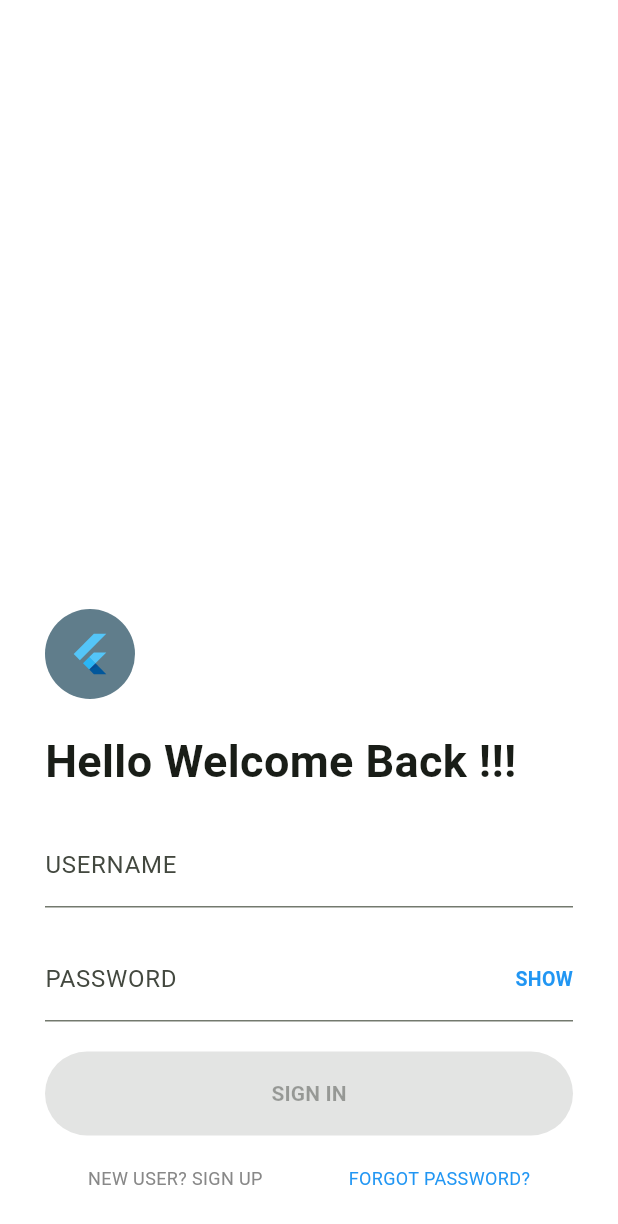
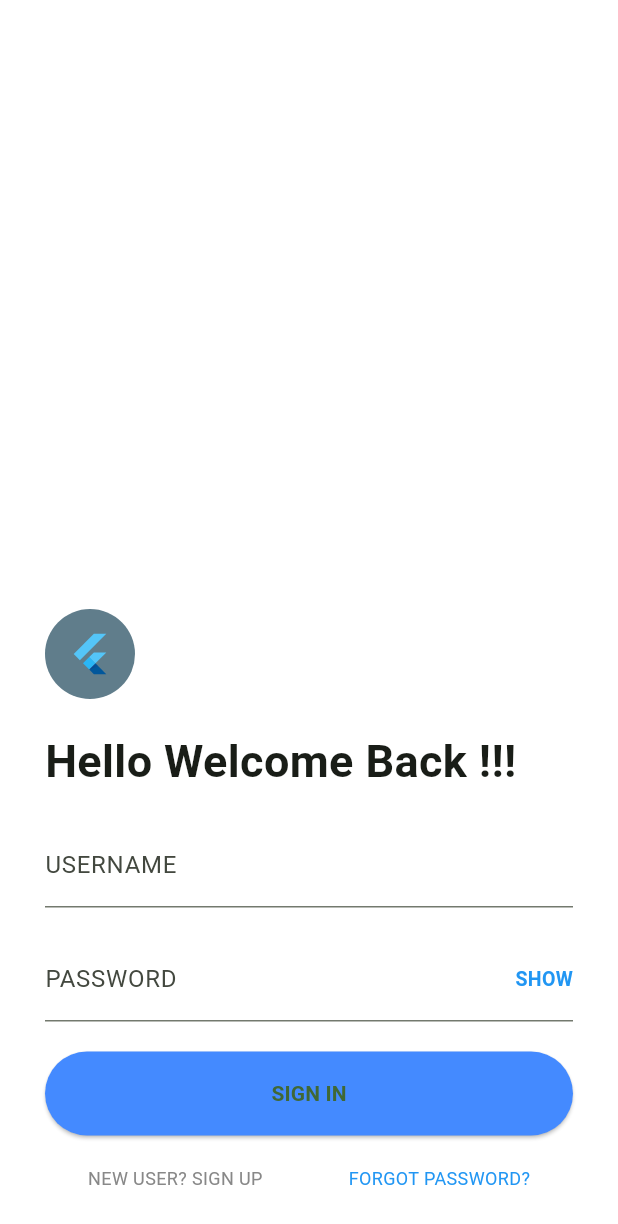
Before and after one commit to conanWinner/Flutter_conanWinner, a Flutter app: the screen it shows after launch, on a phone screen of 412 x 824 dp. Shown: the top 1224 px of the screen. Run offline on Flutter 3.47's test engine with Material 3 defaults, Android fonts, the phone set to English and light mode, and no system bars.

Commit message:
feat: Update validate username & password

```diff
--- a/lib/main.dart
+++ b/lib/main.dart
@@ -1,4 +1,5 @@
 import 'package:flutter/material.dart';
+import 'package:flutter_w1/home.dart';
 
 void main() {
   runApp(const MyApp());
@@ -8,7 +9,6 @@ class MyApp extends StatelessWidget {
 
   const MyApp({super.key});
 
-  // This widget is the root of your application.
   @override
   Widget build(BuildContext context) {
     return MaterialApp(
@@ -33,6 +33,12 @@ class MyHomePage extends StatefulWidget {
 
 class _MyHomePageState extends State<MyHomePage> {
   bool _showPass = false;
+  TextEditingController _usernameController = new TextEditingController();
+  TextEditingController _passwordController = new TextEditingController();
+  String _usernameErrorr = "Username at least 3 characters";
+  String _passwordErrorr = "Password at least 6 characters";
+  bool _userInvalid = false;
+  bool _passInvalid = false;
 
   @override
   Widget build(BuildContext context) {
@@ -59,13 +65,15 @@ class _MyHomePageState extends State<MyHomePage> {
               "Hello Welcome Back !!!", style: TextStyle(fontSize: 30, fontWeight: FontWeight.bold), textAlign: TextAlign.left
             ),
             TextField(
-              decoration: InputDecoration(labelText: "USERNAME"),
+              controller: _usernameController,
+              decoration: InputDecoration(labelText: "USERNAME", errorText: _userInvalid ? _usernameErrorr: null),
             ),
             Stack(
               alignment: AlignmentDirectional.centerEnd,
               children: [
                 TextField(
-                  decoration: InputDecoration(labelText: "PASSWORD"),
+                  controller: _passwordController,
+                  decoration: InputDecoration(labelText: "PASSWORD", errorText: _passInvalid ? _passwordErrorr: null),
                   obscureText: !_showPass,
                 ),
                 GestureDetector(
@@ -76,7 +84,7 @@ class _MyHomePageState extends State<MyHomePage> {
             SizedBox(
               height: 56,
               width: double.infinity,
-              child: ElevatedButton(style: ElevatedButton.styleFrom(backgroundColor: Colors.blueAccent), onPressed: null, child: Text("SIGN IN", style: TextStyle(fontWeight: FontWeight.bold)),),
+              child: ElevatedButton(style: ElevatedButton.styleFrom(backgroundColor: Colors.blueAccent), onPressed: buttonSignin, child: Text("SIGN IN", style: TextStyle(fontWeight: FontWeight.bold)),),
             ),
               Row(
                 mainAxisAlignment: MainAxisAlignment.spaceAround,
@@ -96,4 +104,18 @@ class _MyHomePageState extends State<MyHomePage> {
       _showPass = !_showPass;
     });
   }
+
+  void buttonSignin() {
+    setState(() {
+      if (_usernameController.text.length < 3) _userInvalid = true;
+      else _userInvalid = false;
+      if (_passwordController.text.length < 6) _passInvalid = true;
+      else _passInvalid = false;
+
+      if (!_userInvalid && !_passInvalid) {
+        Navigator.push(context, MaterialPageRoute(builder: (context) => HomePage()));
+      }
+
+    });
+  }
 }
```
Also changed, not shown: lib/home.dart (added, +14 -0 lines), img.png (deleted), lib/studyDart.dart (deleted), 1 other file.
